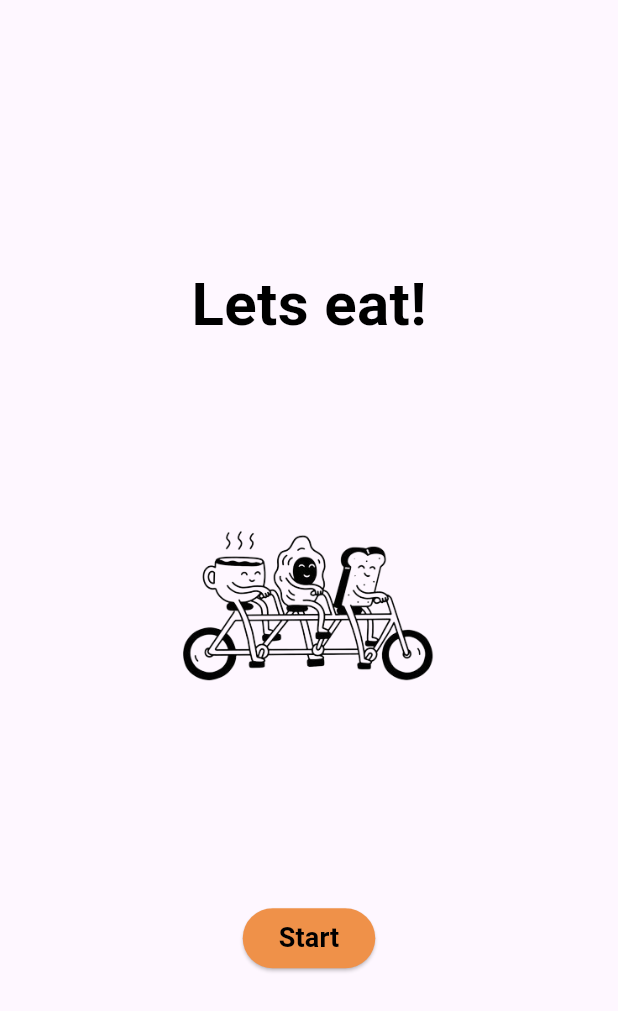
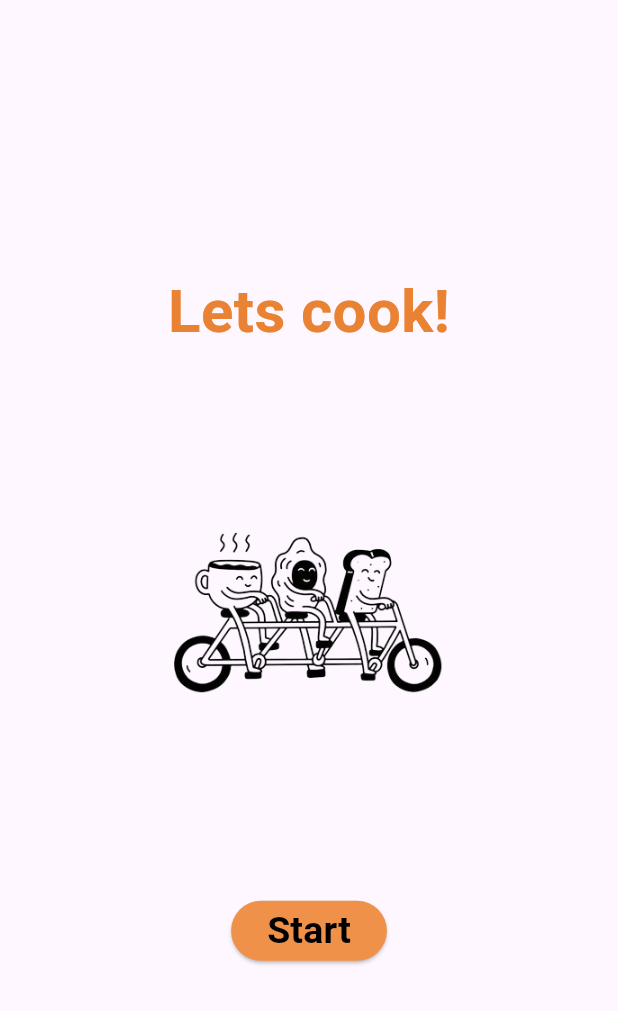
Before and after one commit to orojdz/final_project_app, a Flutter app: the screen it shows after launch, on a phone screen of 412 x 824 dp. Shown: the top 1011 px of the screen. Run offline on Flutter 3.47's test engine with Material 3 defaults, Android fonts, the phone set to English and light mode, and no system bars; Roboto replaces fonts that are missing (Arial, Robot).

Commit message:
pantalla de inicio

```diff
--- a/app/lib/screen/inicio.dart
+++ b/app/lib/screen/inicio.dart
@@ -11,22 +11,22 @@ class InicioScreen extends StatelessWidget {
           mainAxisAlignment: MainAxisAlignment.center,
           children: <Widget>[
             Text(
-              'Lets eat!',
+              'Lets cook!',
               style: TextStyle(
                   fontFamily: 'Robot',
                   fontSize: 40,
                   fontWeight: FontWeight.bold,
-                  color: Colors.black),
+                  color: Color.fromARGB(255, 233, 130, 50)),
             ),
-            SizedBox(height: 40),
+            SizedBox(height: 30),
             Container(
-                width: 280,
-                height: 280,
+                width: 300,
+                height: 300,
                 child: Image.asset(
                   'images/foodie.png',
                   fit: BoxFit.contain,
                 )),
-            SizedBox(height: 50),
+            SizedBox(height: 30),
             ElevatedButton(
               onPressed: () {
                 Navigator.push(
@@ -39,12 +39,10 @@ class InicioScreen extends StatelessWidget {
               child: Text(
                 'Start',
                 style: TextStyle(
-                  fontSize:
-                      18, // Cambia el tamaño de la fuente del texto del botón
-                  fontFamily: 'Arial', // Cambia la fuente del texto del botón
-                  fontWeight: FontWeight
-                      .bold, // Cambia el peso de la fuente del texto del botón
-                  color: Colors.black, // Cambia el color del texto del botón
+                  fontSize: 25,
+                  fontFamily: 'Arial',
+                  fontWeight: FontWeight.bold,
+                  color: Colors.black,
                 ),
               ),
             ),
```
